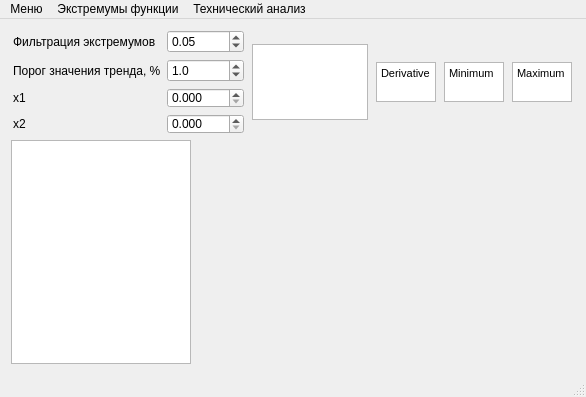
The window that mainwindow.ui (Kortesss/NO3) describes before a commit, drawn with Qt 5.
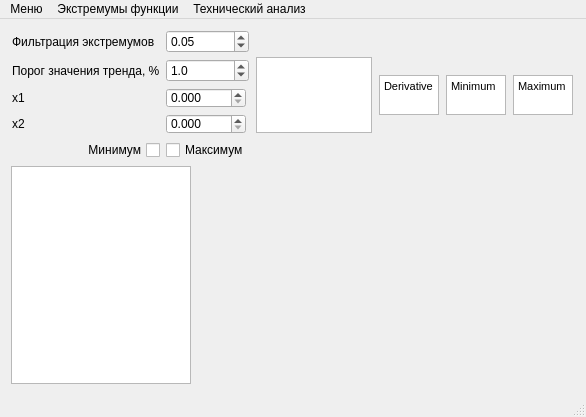
The same window after the commit. Icons and pictures are not drawn. Custom widgets are drawn as their Qt base class.

```diff
--- a/mainwindow.ui
+++ b/mainwindow.ui
@@ -7,7 +7,7 @@
     <x>0</x>
     <y>0</y>
     <width>586</width>
-    <height>397</height>
+    <height>417</height>
    </rect>
   </property>
   <property name="windowTitle">
@@ -17,6 +17,9 @@
    <layout class="QVBoxLayout" name="verticalLayout_2">
     <item>
      <layout class="QHBoxLayout" name="horizontalLayout_3">
+      <property name="sizeConstraint">
+       <enum>QLayout::SetMinAndMaxSize</enum>
+      </property>
       <item>
        <layout class="QGridLayout" name="gridLayout">
         <property name="rightMargin">
@@ -126,6 +129,23 @@
           </property>
          </widget>
         </item>
+        <item row="6" column="1">
+         <widget class="QCheckBox" name="checkMax">
+          <property name="text">
+           <string>Максимум</string>
+          </property>
+         </widget>
+        </item>
+        <item row="6" column="0">
+         <widget class="QCheckBox" name="checkMin">
+          <property name="layoutDirection">
+           <enum>Qt::RightToLeft</enum>
+          </property>
+          <property name="text">
+           <string>Минимум</string>
+          </property>
+         </widget>
+        </item>
        </layout>
       </item>
       <item>
```
Left out of the diff: 86 changed lines with no effect on the pictures.
